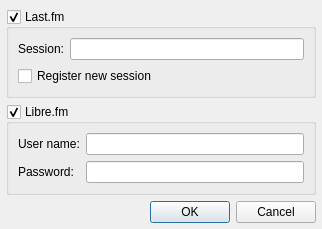
Above: src/plugins/General/scrobbler/settingsdialog.ui from ksv1986/qmmp-staging before the change. Below: the same form after it.
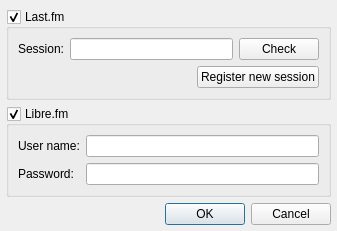
That is the form after the change.

The edit to the form file:
```diff
--- a/src/plugins/General/scrobbler/settingsdialog.ui
+++ b/src/plugins/General/scrobbler/settingsdialog.ui
@@ -6,8 +6,8 @@
    <rect>
     <x>0</x>
     <y>0</y>
-    <width>322</width>
-    <height>215</height>
+    <width>337</width>
+    <height>227</height>
    </rect>
   </property>
   <property name="windowTitle">
@@ -35,18 +35,42 @@
       <bool>true</bool>
      </property>
      <layout class="QGridLayout" name="gridLayout">
-      <item row="0" column="0">
+      <item row="0" column="0" colspan="2">
+       <layout class="QHBoxLayout" name="horizontalLayout_2">
+        <item>
        <widget class="QLabel" name="label">
         <property name="text">
          <string>Session:</string>
         </property>
        </widget>
       </item>
-      <item row="0" column="1">
+        <item>
        <widget class="QLineEdit" name="sessionLineEdit_lastfm"/>
       </item>
-      <item row="1" column="0" colspan="2">
-       <widget class="QCheckBox" name="newSessionCheckBox_lastfm">
+        <item>
+         <widget class="QPushButton" name="checkButton_lastfm">
+          <property name="text">
+           <string>Check</string>
+          </property>
+         </widget>
+        </item>
+       </layout>
+      </item>
+      <item row="1" column="0">
+       <spacer name="horizontalSpacer">
+        <property name="orientation">
+         <enum>Qt::Horizontal</enum>
+        </property>
+        <property name="sizeHint" stdset="0">
+         <size>
+          <width>162</width>
+          <height>20</height>
+         </size>
+        </property>
+       </spacer>
+      </item>
+      <item row="1" column="1">
+       <widget class="QPushButton" name="newSessionButton_lastfm">
         <property name="text">
          <string>Register new session</string>
         </property>
```
Lines whose indentation alone changed are shown as unchanged.
